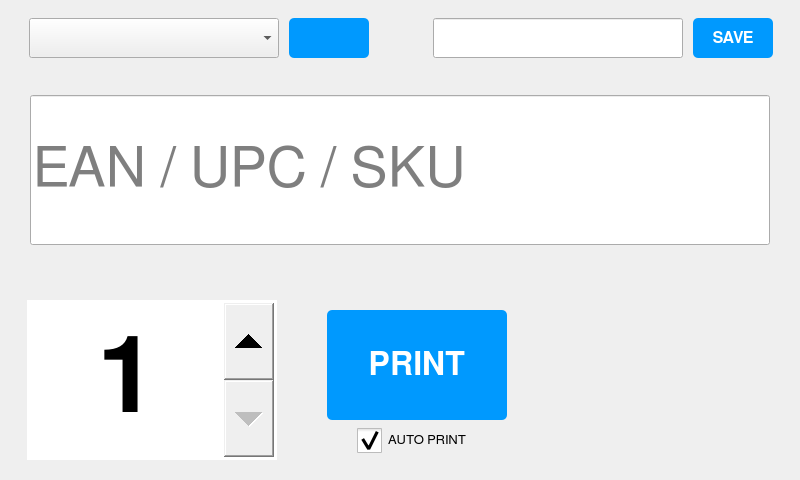
Old version of the form barcode-pi/neo_bar.ui in the repository Baanaaana/barcode-pi.
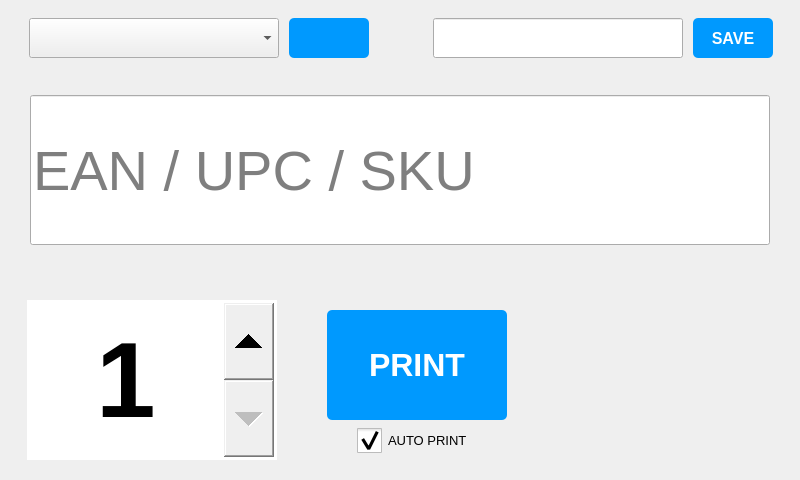
New version of the form. Icons and pictures are not drawn. Custom widgets are drawn as their Qt base class.

Diff of the .ui file:
```diff
--- a/barcode-pi/neo_bar.ui
+++ b/barcode-pi/neo_bar.ui
@@ -151,7 +151,7 @@
           </property>
           <property name="font">
            <font>
-            <family>FreeSans</family>
+            <family>Arial</family>
             <pointsize>24</pointsize>
             <weight>75</weight>
             <bold>true</bold>
@@ -196,7 +196,7 @@
           </property>
           <property name="font">
            <font>
-            <family>FreeSans</family>
+            <family>Arial</family>
             <pointsize>80</pointsize>
             <weight>75</weight>
             <bold>true</bold>
@@ -257,7 +257,7 @@
           </property>
           <property name="font">
            <font>
-            <family>FreeSans</family>
+            <family>Arial</family>
             <pointsize>10</pointsize>
             <weight>50</weight>
             <bold>false</bold>
@@ -380,7 +380,7 @@
        </property>
        <property name="font">
         <font>
-         <family>FreeSans</family>
+         <family>Arial</family>
          <pointsize>42</pointsize>
          <weight>50</weight>
          <italic>false</italic>
@@ -523,7 +523,7 @@
           </property>
           <property name="font">
            <font>
-            <family>FreeSans</family>
+            <family>Arial</family>
             <pointsize>12</pointsize>
             <weight>75</weight>
             <bold>true</bold>
```
Left out of the diff: 6 changed lines with no effect on the pictures.
